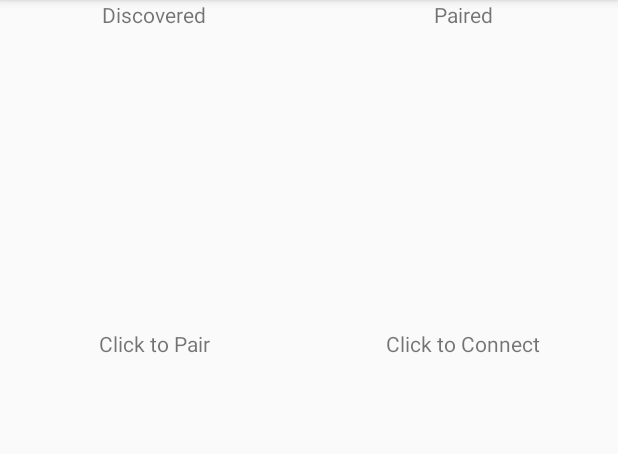
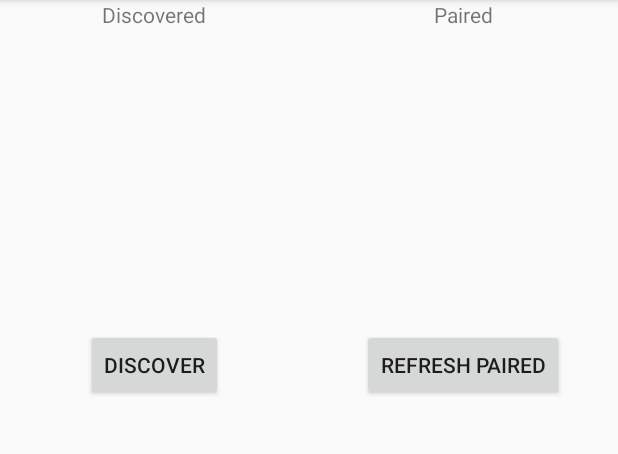
Before and after one commit to barryholroyd/BluetoothChatTechDemo, an Android app: the screen it shows after launch (MainActivity), on a phone screen of 412 x 824 dp, the part 84-538 px from its top. Run offline under Robolectric (Android 15) with nearby library versions, the phone set to English and light mode, and no system bars.

Commit message:
Most of the code to discover paired and/or new devices is written, but not debugged.

```diff
--- /dev/null
+++ b/app/src/main/java/com/barryholroyd/bluetoothdemo/BluetoothDevices.java
@@ -0,0 +1,10 @@
+package com.barryholroyd.bluetoothdemo;
+
+import android.bluetooth.BluetoothDevice;
+
+import java.util.ArrayList;
+
+/**
+ * Created by Barry on 12/13/2016.
+ */
+class BluetoothDevices extends ArrayList<BluetoothDevice> {}
--- a/app/src/main/java/com/barryholroyd/bluetoothdemo/MainActivity.java
+++ b/app/src/main/java/com/barryholroyd/bluetoothdemo/MainActivity.java
@@ -2,11 +2,15 @@ package com.barryholroyd.bluetoothdemo;
 
 import android.bluetooth.BluetoothAdapter;
 import android.bluetooth.BluetoothDevice;
+import android.content.BroadcastReceiver;
+import android.content.Context;
 import android.content.Intent;
+import android.content.IntentFilter;
 import android.support.v7.app.AppCompatActivity;
 import android.os.Bundle;
-import android.support.v7.widget.RecyclerView;
+import android.view.View;
 
+import java.util.Locale;
 import java.util.Set;
 
 public class MainActivity extends AppCompatActivity
@@ -14,6 +18,8 @@ public class MainActivity extends AppCompatActivity
     private static final int REQUEST_ENABLE_BT = 1;
     private RecyclerViewManager rvmDiscovered;
     private RecyclerViewManager rvmPaired;
+    private BroadcastReceiver mReceiver;
+    private BluetoothAdapter mBluetoothAdapter;
 
     @Override
     protected void onCreate(Bundle savedInstanceState) {
@@ -27,27 +33,80 @@ public class MainActivity extends AppCompatActivity
     }
 
     private void configureBluetooth() {
-        BluetoothAdapter mBluetoothAdapter = BluetoothAdapter.getDefaultAdapter();
+        mBluetoothAdapter = BluetoothAdapter.getDefaultAdapter();
         if (mBluetoothAdapter == null) {
-            // Device does not support Bluetooth
+            Support.userFatalError(this, "Device does not support Bluetooth.");
         }
-
         if (!mBluetoothAdapter.isEnabled()) {
             Intent enableBtIntent = new Intent(BluetoothAdapter.ACTION_REQUEST_ENABLE);
             startActivityForResult(enableBtIntent, REQUEST_ENABLE_BT);
         }
+        registerDeviceFoundBroadcastReceiver();
+        refreshPaired(null); // initialize; don't need the View
+        requestDiscoverable();
+    }
 
+    /**
+     * Register the broadcast receiver which will record each device found
+     * during a Bluetooth scan.
+     */
+    private void registerDeviceFoundBroadcastReceiver() {
+        mReceiver = new BroadcastReceiver() {
+            public void onReceive(Context context, Intent intent) {
+                String action = intent.getAction();
+                if (BluetoothDevice.ACTION_FOUND.equals(action)) {
+                    BluetoothDevice device = intent.getParcelableExtra(BluetoothDevice.EXTRA_DEVICE);
+                    BluetoothDevices btds = rvmDiscovered.getAdapter().getDevices();
+                    btds.add(device);
+                    Support.log(String.format(Locale.US, "Found new device: %s -> %s",
+                            device.getName(), device.getAddress()));
+                    rvmPaired.getAdapter().getDevices().add(device);
+                }
+            }
+        };
+
+        // Register the BroadcastReceiver
+        IntentFilter filter = new IntentFilter(BluetoothDevice.ACTION_FOUND);
+        registerReceiver(mReceiver, filter);
+
+        // TBD: Don't forget to unregister during onDestroy
+
+    }
+
+    @Override
+    public void onDestroy() {
+        unregisterReceiver(mReceiver);
+    }
+
+    public void refreshDiscovered(View v) {
+        mBluetoothAdapter.startDiscovery();
+    }
+
+    private void requestDiscoverable() {
+        Intent discoverableIntent = new
+                Intent(BluetoothAdapter.ACTION_REQUEST_DISCOVERABLE);
+        discoverableIntent.putExtra(BluetoothAdapter.EXTRA_DISCOVERABLE_DURATION, 300);
+        startActivity(discoverableIntent);
+    }
+
+    /**
+     * Find devices which are already paired with this one.
+     *
+     * @param v the View the user clicked on.
+     */
+    public void refreshPaired(View v) {
         Set<BluetoothDevice> pairedDevices = mBluetoothAdapter.getBondedDevices();
-        // If there are paired devices
         if (pairedDevices.size() > 0) {
-            // Loop through paired devices
+            BluetoothDevices btds = rvmPaired.getAdapter().getDevices();
+            btds.clear();
             for (BluetoothDevice device : pairedDevices) {
-                // Add the name and address to an array adapter to show in a ListView
-                //TBD: mArrayAdapter.add(device.getName() + "\n" + device.getAddress());
+                Support.log(String.format(Locale.US, "Found paired device: %s -> %s",
+                        device.getName(), device.getAddress()));
+                btds.add(device);
             }
         }
+    }
 
-    }
 
     @Override
     protected void onActivityResult( int requestCode, int resultCode, Intent data) {
--- a/app/src/main/java/com/barryholroyd/bluetoothdemo/RecyclerViewManager.java
+++ b/app/src/main/java/com/barryholroyd/bluetoothdemo/RecyclerViewManager.java
@@ -22,9 +22,9 @@ import java.util.Locale;
 class RecyclerViewManager
 {
     private RecyclerView mRecyclerView;
+    private MyAdapter mAdapter;
 
     RecyclerViewManager(Activity a, int id) {
-
         // Get the desired RecyclerView.
         mRecyclerView = (RecyclerView) a.findViewById(id);
         mRecyclerView.setHasFixedSize(true);
@@ -33,13 +33,14 @@ class RecyclerViewManager
         mRecyclerView.setLayoutManager(new LinearLayoutManager(a));
 
         // Set the adapter. It is the same for both RecyclerViews.
-        RecyclerView.Adapter mAdapter = new MyAdapter();
+        mAdapter = new MyAdapter();
         mRecyclerView.setAdapter(mAdapter);
     }
+    MyAdapter getAdapter() { return mAdapter; }
 }
 
 class MyAdapter extends RecyclerView.Adapter<MyAdapter.MyViewHolder> {
-    ArrayList<BluetoothDevice> bluetoothDevices = new ArrayList<>();
+    BluetoothDevices bluetoothDevices = new BluetoothDevices();
 
     static class MyViewHolder extends RecyclerView.ViewHolder {
         public TextView mTextView;
@@ -50,7 +51,7 @@ class MyAdapter extends RecyclerView.Adapter<MyAdapter.MyViewHolder> {
     }
 
     // For adding/deleting devices from the list.
-    ArrayList<BluetoothDevice> getDevices() { return bluetoothDevices; }
+    BluetoothDevices getDevices() { return bluetoothDevices; }
 
     @Override
     public MyViewHolder onCreateViewHolder(ViewGroup parent, int viewType) {
--- a/app/src/main/res/layout/activity_main.xml
+++ b/app/src/main/res/layout/activity_main.xml
@@ -30,11 +30,13 @@
                 android:layout_height="200dp"
                 >
             </android.support.v7.widget.RecyclerView>
-            <TextView
+            <Button
                 android:layout_width="wrap_content"
                 android:layout_height="wrap_content"
                 android:layout_gravity="center"
-                android:text="Click to Pair"/>
+                android:text="Discover"
+                android:onClick="refreshDiscovered"
+                />
         </LinearLayout>
         <LinearLayout xmlns:android="http://schemas.android.com/apk/res/android"
             android:id="@+id/ll_paired"
@@ -55,11 +57,13 @@
                 android:layout_height="200dp"
                 >
             </android.support.v7.widget.RecyclerView>
-            <TextView
+            <Button
                 android:layout_width="wrap_content"
                 android:layout_height="wrap_content"
                 android:layout_gravity="center"
-                android:text="Click to Connect"/>
+                android:text="Refresh Paired"
+                android:onClick="refreshPaired"
+                />
         </LinearLayout>
     </LinearLayout>
     <LinearLayout xmlns:android="http://schemas.android.com/apk/res/android"
```
Also changed, not shown: app/src/main/java/com/barryholroyd/bluetoothdemo/Support.java (+16 -2 lines), app/src/main/java/com/barryholroyd/bluetoothdemo/dialog/ErrorDialog.java (added, +39 -0 lines).
